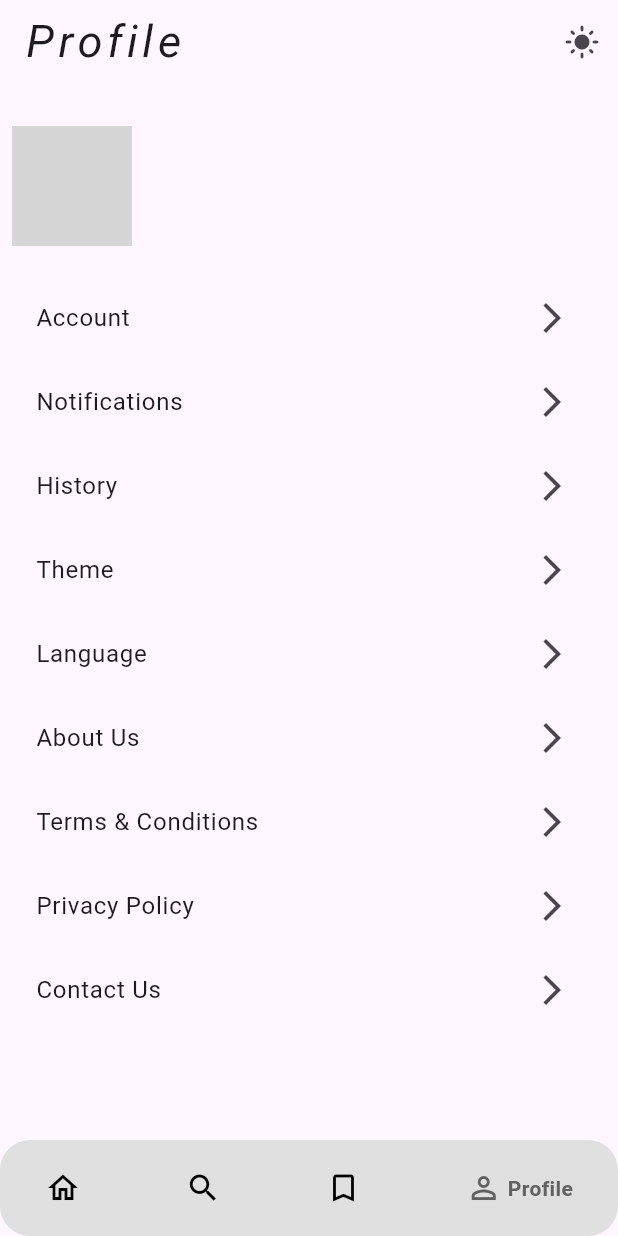
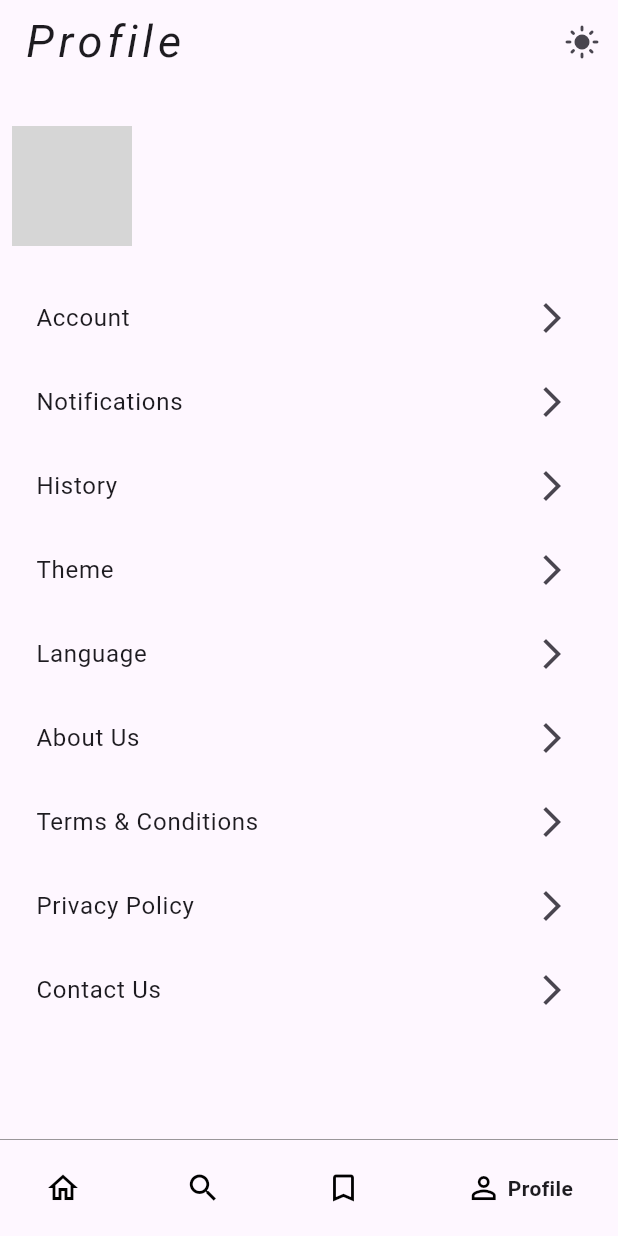
Before and after one commit to m-essam-s/cars, a Flutter app: the screen it shows once a user with an empty profile is signed in, item 4 of the bottom bar chosen, on a phone screen of 412 x 824 dp. Run offline on Flutter 3.47's test engine with Material 3 defaults, Android fonts, the light colour scheme and no system bars; drawn by our look-alikes of google_nav_bar; our stand-ins replace cloud_firestore, firebase_auth, firebase_core, rxdart; accounts and stored records are empty; network calls fail; grey boxes are pictures that could not be loaded.

Commit message:
Enhancements for core widget

```diff
--- a/lib/pages/core.dart
+++ b/lib/pages/core.dart
@@ -1,11 +1,12 @@
+import 'package:cars/themes/theme_notifier.dart';
 import 'package:flutter/material.dart';
-import 'package:provider/provider.dart';
 import 'package:google_nav_bar/google_nav_bar.dart';
 import 'package:cars/pages/widgets/home_activity.dart';
 import 'package:cars/pages/widgets/profile_activity.dart';
 import 'package:cars/pages/widgets/search_activity.dart';
 import 'package:cars/pages/widgets/bookmarks_activity.dart';
-import 'package:cars/themes/theme_notifier.dart';
+import 'package:cars/themes/theme.dart';
+import 'package:provider/provider.dart';
 
 class Core extends StatefulWidget {
   const Core({super.key});
@@ -17,27 +18,30 @@ class Core extends StatefulWidget {
 class _CoreState extends State<Core> {
   int _selectedIndex = 0;
   static final List<Widget> _widgetOptions = <Widget>[
-    HomeActivity(),
-    SearchActivity(),
-    BookmarksActivity(),
-    ProfileActivity(),
+    const HomeActivity(),
+    const SearchActivity(),
+    const BookmarksActivity(),
+    const ProfileActivity(),
   ];
 
   @override
   Widget build(BuildContext context) {
     final themeNotifier = Provider.of<ThemeNotifier>(context);
     final isDarkMode = themeNotifier.isDarkMode;
-
     return Scaffold(
       body: Center(
         child: _widgetOptions.elementAt(_selectedIndex),
       ),
-      bottomNavigationBar: ClipRRect(
-        borderRadius: BorderRadius.circular(20.0),
+      bottomNavigationBar: Container(
+        decoration: const BoxDecoration(
+          border: Border(
+              top: BorderSide(
+            width: 0.4,
+            color: Color.fromARGB(255, 87, 87, 87),
+          )),
+        ),
+        child: ClipRRect(
           child: GNav(
-          backgroundColor: isDarkMode ? Colors.grey[850]! : Colors.grey[300]!,
-          color: isDarkMode ? Colors.white : Colors.black,
-          activeColor: isDarkMode ? Colors.grey[300]! : Colors.grey[700]!,
             padding: const EdgeInsets.symmetric(horizontal: 30, vertical: 20),
             gap: 4,
             tabs: const [
@@ -54,6 +58,7 @@ class _CoreState extends State<Core> {
             },
           ),
         ),
+      ),
     );
   }
 }
```
Lines whose indentation alone changed are shown as unchanged.
